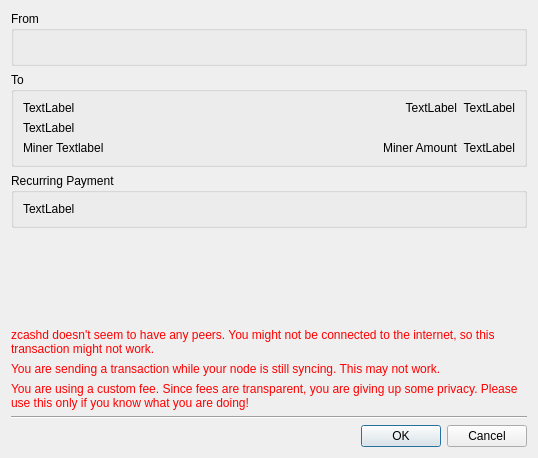
First picture: the form in src/confirm.ui, repository z-bitcoinz/BitcoinZ_Blue, before the edit.
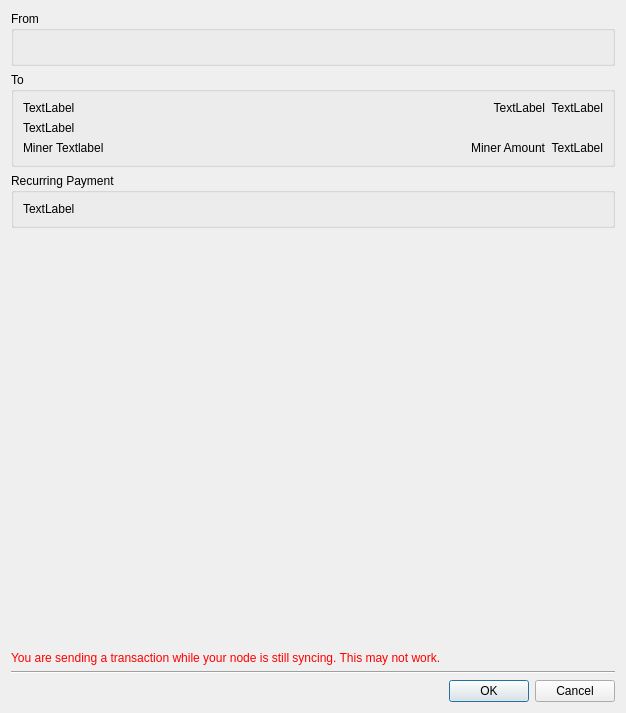
Second picture: the form after the edit.

Commit message: Remove custom fees + save sent setting

The edit to the form file:
```diff
--- a/src/confirm.ui
+++ b/src/confirm.ui
@@ -6,8 +6,8 @@
    <rect>
     <x>0</x>
     <y>0</y>
-    <width>538</width>
-    <height>458</height>
+    <width>626</width>
+    <height>713</height>
    </rect>
   </property>
   <property name="windowTitle">
@@ -174,19 +174,6 @@
      </property>
     </spacer>
    </item>
-   <item>
-    <widget class="QLabel" name="nopeersWarning">
-     <property name="styleSheet">
-      <string notr="true">color: red;</string>
-     </property>
-     <property name="text">
-      <string>zcashd doesn't seem to have any peers. You might not be connected to the internet, so this transaction might not work.</string>
-     </property>
-     <property name="wordWrap">
-      <bool>true</bool>
-     </property>
-    </widget>
-   </item>
    <item>
     <widget class="QLabel" name="syncingWarning">
      <property name="styleSheet">
@@ -200,19 +187,6 @@
      </property>
     </widget>
    </item>
-   <item>
-    <widget class="QLabel" name="warningLabel">
-     <property name="styleSheet">
-      <string notr="true">color: red;</string>
-     </property>
-     <property name="text">
-      <string>You are using a custom fee. Since fees are transparent, you are giving up some privacy. Please use this only if you know what you are doing!</string>
-     </property>
-     <property name="wordWrap">
-      <bool>true</bool>
-     </property>
-    </widget>
-   </item>
    <item>
     <widget class="Line" name="line">
      <property name="orientation">
```
The commit also changes 5 other files.
